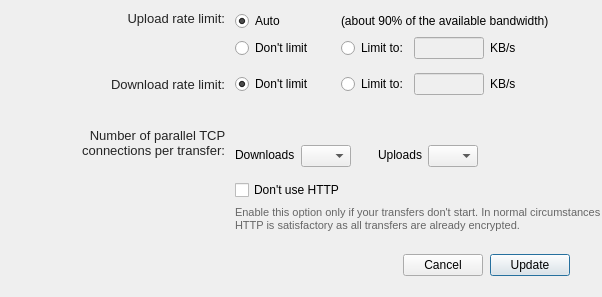
This is src/MEGASync/gui/macx/BandwidthSettings.ui in meganz/MEGAsync as Qt 5 draws it before an edit. The edited form follows.
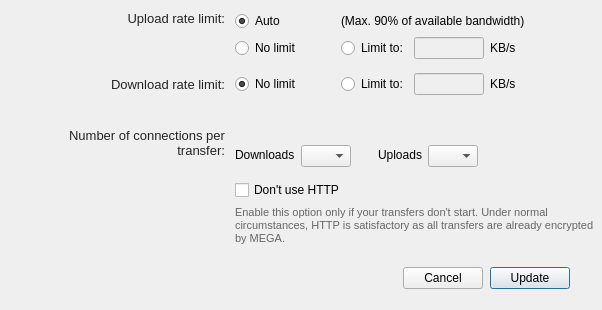
This is the edited form.

Commit message: SNC-2077. Handle translation after Settings revamp [macOS]

Diff of the .ui file:
```diff
--- a/src/MEGASync/gui/macx/BandwidthSettings.ui
+++ b/src/MEGASync/gui/macx/BandwidthSettings.ui
@@ -294,7 +294,7 @@
                   <string notr="true"/>
                  </property>
                  <property name="text">
-                  <string>(about 90% of the available bandwidth)</string>
+                  <string>(Max. 90% of available bandwidth)</string>
                  </property>
                  <property name="alignment">
                   <set>Qt::AlignLeading|Qt::AlignLeft|Qt::AlignVCenter</set>
@@ -331,7 +331,7 @@
                   <enum>Qt::StrongFocus</enum>
                  </property>
                  <property name="text">
-                  <string>Don't limit</string>
+                  <string>No limit</string>
                  </property>
                  <property name="checked">
                   <bool>false</bool>
@@ -628,7 +628,7 @@
                   <enum>Qt::StrongFocus</enum>
                  </property>
                  <property name="text">
-                  <string>Don't limit</string>
+                  <string>No limit</string>
                  </property>
                  <property name="checked">
                   <bool>true</bool>
@@ -850,7 +850,7 @@
             <string notr="true"/>
            </property>
            <property name="text">
-            <string>Number of parallel TCP connections per transfer:</string>
+            <string>Number of connections per transfer:</string>
            </property>
            <property name="alignment">
             <set>Qt::AlignRight|Qt::AlignTrailing|Qt::AlignVCenter</set>
@@ -1101,7 +1101,7 @@
          <string notr="true"/>
         </property>
         <property name="text">
-         <string>Enable this option only if your transfers don't start. In normal circumstances HTTP is satisfactory as all transfers are already encrypted.</string>
+         <string>Enable this option only if your transfers don't start. Under normal circumstances, HTTP is satisfactory as all transfers are already encrypted by MEGA.</string>
         </property>
         <property name="wordWrap">
          <bool>true</bool>
```
The commit also changes 15 other files.
